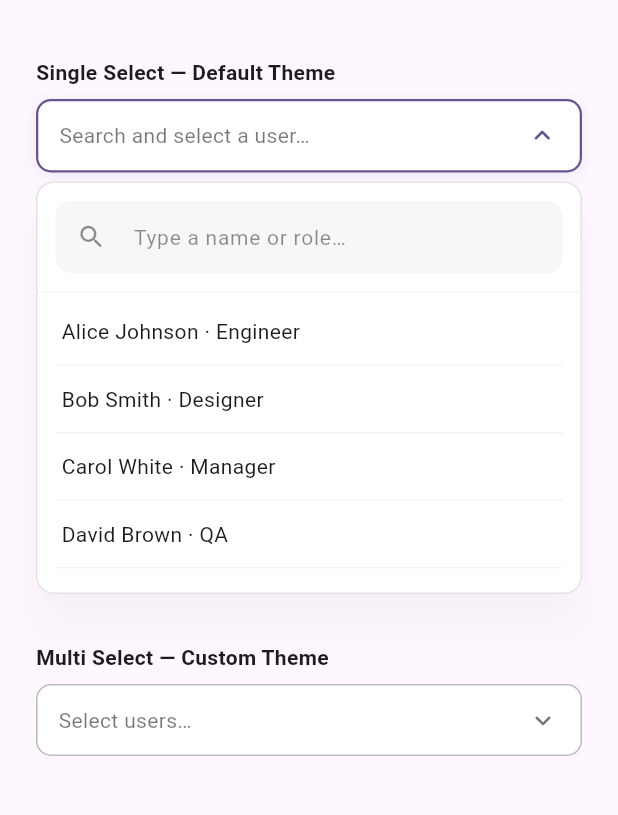
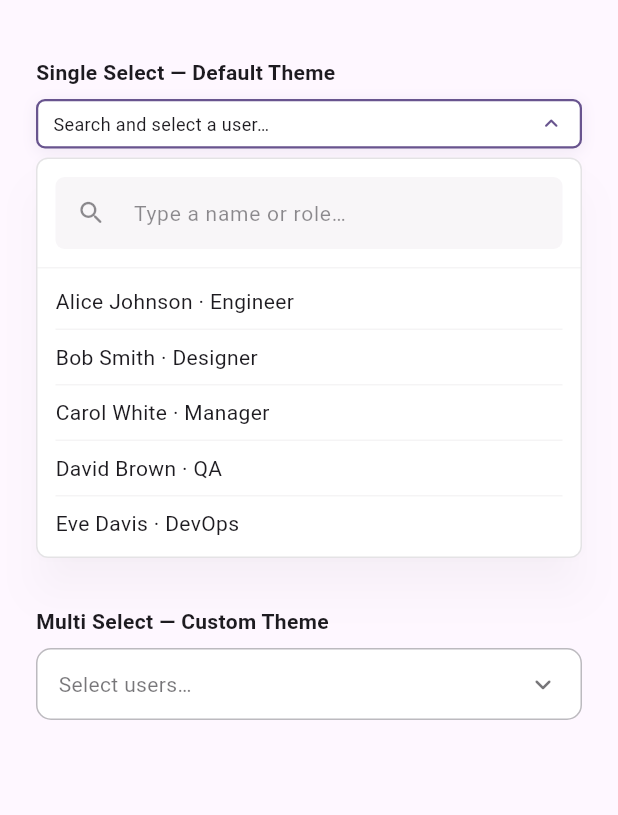
Before and after one commit to LidhinCS/dropdown_plus, a Flutter app: the screen it shows after launch, after a tap on "Search and select a user…", on a phone screen of 412 x 824 dp, the part 63-878 px from its top. Run offline on Flutter 3.47's test engine with Material 3 defaults, Android fonts, the light colour scheme and no system bars; our stand-ins replace flutter_bloc.

Commit message:
style: update package theme

````diff
--- a/example/lib/main.dart
+++ b/example/lib/main.dart
@@ -129,6 +129,7 @@
               noResultsText: 'No users found',
               loadingText: 'Loading…',
               onSearch: _singleCubit.search,
+              themeStyle: DropdownPlusThemeStyle.compact,
               onStateChange: _stateHandler,
               onSelectionChanged: (item) =>
                   setState(() => _selected = item as DropdownItem<User>),
--- a/lib/dropdown_plus_bloc.dart
+++ b/lib/dropdown_plus_bloc.dart
@@ -50,5 +50,6 @@
 
 export 'src/models/dropdown_item.dart';
 export 'src/models/dropdown_plus_theme.dart';
+export 'src/models/dropdown_plus_theme_style.dart';
 export 'src/widgets/multi_select_dropdown_plus.dart';
 export 'src/widgets/searchable_dropdown_plus.dart';
--- /dev/null
+++ b/lib/src/models/dropdown_plus_theme_style.dart
@@ -0,0 +1,200 @@
+import 'package:flutter/material.dart';
+
+import 'dropdown_plus_theme.dart';
+
+/// Predefined visual styles for [SearchableDropdownPlus] and [MultiSelectDropdownPlus].
+///
+/// Pass [themeStyle] to either widget to get an out-of-the-box look without
+/// building a custom [DropdownPlusTheme]. You can still override specific
+/// properties via [dropdownTheme] after applying a preset.
+///
+/// ## Example
+/// ```dart
+/// MultiSelectDropdownPlus<MyCubit, MyState>(
+///   themeStyle: DropdownPlusThemeStyle.minimal,
+///   cubit: myCubit,
+///   hintText: 'Select…',
+///   onSearch: myCubit.search,
+///   onStateChange: ...,
+/// )
+/// ```
+enum DropdownPlusThemeStyle {
+  /// Default Material-style look: white background, primary accents, standard radii.
+  material,
+
+  /// Light borders, subtle backgrounds, minimal visual weight.
+  minimal,
+
+  /// Large border radii and soft shadows for a rounded, card-like feel.
+  rounded,
+
+  /// Strong border, transparent or light fill; emphasis on the outline.
+  outlined,
+
+  /// Dark surfaces and light text for use in dark UIs or dark mode.
+  dark,
+
+  /// Tighter padding and smaller typography for dense layouts.
+  compact,
+}
+
+/// Provides ready-made [DropdownPlusTheme] instances for each [DropdownPlusThemeStyle].
+///
+/// Use [forStyle] to resolve a theme from an enum value. Useful when you want
+/// to apply a preset and then override a few properties:
+///
+/// ```dart
+/// dropdownTheme: DropdownPlusThemePresets.forStyle(DropdownPlusThemeStyle.dark)
+///   .copyWith(borderRadius: 16),
+/// ```
+class DropdownPlusThemePresets {
+  DropdownPlusThemePresets._();
+
+  static const Color _minimalBorder = Color(0xFFE0E0E0);
+  static const Color _minimalActive = Color(0xFF616161);
+  static const Color _outlinedBorder = Color(0xFF424242);
+  static const Color _outlinedActive = Color(0xFF1976D2);
+  static const Color _darkSurface = Color(0xFF1E1E1E);
+  static const Color _darkSurfaceVariant = Color(0xFF2D2D2D);
+  static const Color _darkBorder = Color(0xFF424242);
+  static const Color _darkAccent = Color(0xFF90CAF9);
+  static const Color _darkOnSurface = Color(0xFFE0E0E0);
+  static const Color _darkOnSurfaceMuted = Color(0xFF9E9E9E);
+
+  /// Returns the [DropdownPlusTheme] for the given [style].
+  static DropdownPlusTheme forStyle(DropdownPlusThemeStyle style) {
+    switch (style) {
+      case DropdownPlusThemeStyle.material:
+        return const DropdownPlusTheme();
+      case DropdownPlusThemeStyle.minimal:
+        return const DropdownPlusTheme(
+          backgroundColor: Colors.white,
+          borderColor: _minimalBorder,
+          activeBorderColor: _minimalActive,
+          borderWidth: 1.0,
+          activeBorderWidth: 1.0,
+          borderRadius: 8.0,
+          menuBackgroundColor: Colors.white,
+          menuBorderRadius: 8.0,
+          menuElevation: 4.0,
+          menuBorderColor: _minimalBorder,
+          searchBarBackgroundColor: Color(0xFFF5F5F5),
+          searchBarBorderRadius: 8.0,
+          dividerColor: Color(0xFFEEEEEE),
+          chipBackgroundColor: Color(0xFFF5F5F5),
+          chipBorderColor: _minimalBorder,
+          chipBorderRadius: 12.0,
+          headerBackgroundColor: Color(0xFFFAFAFA),
+          selectedItemBackgroundColor: Color(0xFFF5F5F5),
+          checkboxActiveColor: _minimalActive,
+          checkboxBorderColor: _minimalBorder,
+        );
+      case DropdownPlusThemeStyle.rounded:
+        return const DropdownPlusTheme(
+          borderRadius: 16.0,
+          menuBorderRadius: 16.0,
+          searchBarBorderRadius: 14.0,
+          chipBorderRadius: 20.0,
+          menuElevation: 16.0,
+          contentPadding: EdgeInsets.symmetric(horizontal: 18, vertical: 14),
+          itemPadding: EdgeInsets.symmetric(horizontal: 20, vertical: 16),
+        );
+      case DropdownPlusThemeStyle.outlined:
+        return const DropdownPlusTheme(
+          backgroundColor: Colors.transparent,
+          borderColor: _outlinedBorder,
+          activeBorderColor: _outlinedActive,
+          borderWidth: 2.0,
+          activeBorderWidth: 2.0,
+          borderRadius: 8.0,
+          menuBackgroundColor: Colors.white,
+          menuBorderColor: _outlinedBorder,
+          menuBorderRadius: 8.0,
+          searchBarBackgroundColor: Color(0xFFFAFAFA),
+          chipBackgroundColor: Color(0xFFE3F2FD),
+          chipBorderColor: _outlinedActive,
+          selectedItemBackgroundColor: Color(0xFFE3F2FD),
+          checkboxActiveColor: _outlinedActive,
+          checkboxBorderColor: _outlinedBorder,
+        );
+      case DropdownPlusThemeStyle.dark:
+        return const DropdownPlusTheme(
+          backgroundColor: _darkSurface,
+          borderColor: _darkBorder,
+          activeBorderColor: _darkAccent,
+          menuBackgroundColor: _darkSurfaceVariant,
+          menuBorderColor: _darkBorder,
+          searchBarBackgroundColor: Color(0xFF383838),
+          searchBarBorderRadius: 8.0,
+          hintStyle: TextStyle(
+            fontSize: 14,
+            color: _darkOnSurfaceMuted,
+            fontWeight: FontWeight.w400,
+          ),
+          searchHintStyle: TextStyle(fontSize: 14, color: _darkOnSurfaceMuted),
+          searchTextStyle: TextStyle(fontSize: 14, color: _darkOnSurface),
+          searchIconColor: _darkOnSurfaceMuted,
+          triggerTextStyle: TextStyle(
+            fontSize: 14,
+            color: _darkOnSurface,
+            fontWeight: FontWeight.w500,
+          ),
+          itemTextStyle: TextStyle(fontSize: 14, color: _darkOnSurface),
+          selectedItemTextStyle: TextStyle(
+            fontSize: 14,
+            color: _darkAccent,
+            fontWeight: FontWeight.w600,
+          ),
+          selectedItemBackgroundColor: Color(0xFF37474F),
+          dividerColor: Color(0xFF424242),
+          chipBackgroundColor: Color(0xFF37474F),
+          chipTextStyle: TextStyle(
+            fontSize: 12,
+            color: _darkAccent,
+            fontWeight: FontWeight.w500,
+          ),
+          chipBorderColor: _darkAccent,
+          chipDeleteIconColor: _darkAccent,
+          headerBackgroundColor: Color(0xFF383838),
+          selectAllTextStyle: TextStyle(
+            fontSize: 13,
+            color: _darkAccent,
+            fontWeight: FontWeight.w600,
+          ),
+          selectedCountTextStyle: TextStyle(
+            fontSize: 11,
+            fontWeight: FontWeight.w600,
+            color: _darkAccent,
+          ),
+          selectedCountBackgroundColor: Color(0xFF37474F),
+          checkboxActiveColor: _darkAccent,
+          checkboxBorderColor: _darkOnSurfaceMuted,
+          loadingIndicatorColor: _darkAccent,
+          noResultsTextStyle: TextStyle(
+            fontSize: 14,
+            color: _darkOnSurfaceMuted,
+            fontWeight: FontWeight.w500,
+          ),
+          noResultsIconColor: _darkOnSurfaceMuted,
+          loadingTextStyle: TextStyle(fontSize: 13, color: _darkOnSurfaceMuted),
+          arrowIconColor: _darkOnSurfaceMuted,
+        );
+      case DropdownPlusThemeStyle.compact:
+        return const DropdownPlusTheme(
+          borderRadius: 6.0,
+          menuBorderRadius: 8.0,
+          searchBarBorderRadius: 6.0,
+          chipBorderRadius: 10.0,
+          contentPadding: EdgeInsets.symmetric(horizontal: 10, vertical: 6),
+          itemPadding: EdgeInsets.symmetric(horizontal: 12, vertical: 8),
+          checkboxSize: 18.0,
+          arrowIconSize: 18.0,
+          chipDeleteIconSize: 12.0,
+          hintStyle: TextStyle(
+            fontSize: 12,
+            fontWeight: FontWeight.w400,
+          ),
+        );
+    }
+  }
+}
--- a/lib/src/widgets/multi_select_dropdown_plus.dart
+++ b/lib/src/widgets/multi_select_dropdown_plus.dart
@@ -3,6 +3,7 @@
 
 import '../models/dropdown_item.dart';
 import '../models/dropdown_plus_theme.dart';
+import '../models/dropdown_plus_theme_style.dart';
 
 /// A multi-select dropdown that integrates with any BLoC/Cubit.
 ///
@@ -17,7 +18,7 @@
 /// - Real-time search via [onSearch]
 /// - Offline caching with client-side fallback filtering
 /// - Controlled mode via [selectedItems]
-/// - Full visual customisation via [dropdownTheme]
+/// - Full visual customisation via [dropdownTheme] or preset [themeStyle]
 /// - Custom item & chip builders
 ///
 /// ## Basic Usage
@@ -56,6 +57,7 @@
     this.needInitialFetch = false,
     this.maxDisplayChips = 2,
     this.dropdownTheme,
+    this.themeStyle,
     this.itemBuilder,
     this.selectedItemBuilder,
     this.buttonHeight,
@@ -100,8 +102,13 @@
   /// Maximum chips shown before "+N more" overflow. Default: `2`.
   final int maxDisplayChips;
 
-  /// Visual customisation.
+  /// Visual customisation. When null, [themeStyle] is used if set.
   final DropdownPlusTheme? dropdownTheme;
+
+  /// Preset theme style. Ignored when [dropdownTheme] is non-null.
+  /// Use for out-of-the-box looks: [DropdownPlusThemeStyle.minimal],
+  /// [DropdownPlusThemeStyle.dark], etc.
+  final DropdownPlusThemeStyle? themeStyle;
 
   /// Override item row rendering.
   final Widget Function(DropdownItem<dynamic> item, bool isSelected)?
@@ -124,6 +131,12 @@
   State<MultiSelectDropdownPlus<C, S>> createState() =>
       _MultiSelectDropdownPlusState<C, S>();
 }
+
+/// Conservative height for trigger + top gap so panel can stay within parent.
+const double _triggerAndGapEstimate = 70.0;
+
+/// Minimum panel height so the list area remains usable when space is tight.
+const double _minPanelHeight = 120.0;
 
 class _MultiSelectDropdownPlusState<C extends StateStreamableSource<S>, S>
     extends State<MultiSelectDropdownPlus<C, S>> {
@@ -211,7 +224,11 @@
 
   @override
   Widget build(BuildContext context) {
-    final t = widget.dropdownTheme ?? const DropdownPlusTheme();
+    final t = widget.dropdownTheme ??
+        (widget.themeStyle != null
+            ? DropdownPlusThemePresets.forStyle(widget.themeStyle!)
+            : null) ??
+        const DropdownPlusTheme();
     final cs = Theme.of(context).colorScheme;
 
     final borderCol = t.borderColor ?? cs.outline.withOpacity(0.5);
@@ -227,13 +244,22 @@
       child: BlocListener<C, S>(
         bloc: widget.cubit,
         listener: (_, state) => _onBlocState(state),
-        child: Column(
-          crossAxisAlignment: CrossAxisAlignment.stretch,
-          mainAxisSize: MainAxisSize.min,
-          children: [
-            _buildTrigger(t, cs, borderCol, activeBorderCol, loadCol, arrowCol),
-            _buildPanel(t, cs, divCol, loadCol),
-          ],
+        child: LayoutBuilder(
+          builder: (context, constraints) {
+            final panelMax = constraints.hasBoundedHeight
+                ? (constraints.maxHeight - _triggerAndGapEstimate)
+                    .clamp(_minPanelHeight, t.menuMaxHeight)
+                : t.menuMaxHeight;
+            return Column(
+              crossAxisAlignment: CrossAxisAlignment.stretch,
+              mainAxisSize: MainAxisSize.min,
+              children: [
+                _buildTrigger(
+                    t, cs, borderCol, activeBorderCol, loadCol, arrowCol),
+                _buildPanel(t, cs, divCol, loadCol, panelMax),
+              ],
+            );
+          },
         ),
       ),
     );
@@ -335,6 +361,7 @@
     ColorScheme cs,
     Color divCol,
     Color loadCol,
+    double panelMaxHeight,
   ) {
     return AnimatedSize(
       duration: const Duration(milliseconds: 200),
@@ -348,7 +375,7 @@
                 borderRadius: BorderRadius.circular(t.menuBorderRadius),
                 color: t.menuBackgroundColor ?? Colors.white,
                 child: Container(
-                  constraints: BoxConstraints(maxHeight: t.menuMaxHeight),
+                  constraints: BoxConstraints(maxHeight: panelMaxHeight),
                   decoration: BoxDecoration(
                     borderRadius: BorderRadius.circular(t.menuBorderRadius),
                     border: Border.all(
@@ -356,7 +383,7 @@
                     ),
                   ),
                   child: Column(
-                    mainAxisSize: MainAxisSize.min,
+                    mainAxisSize: MainAxisSize.max,
                     children: [
                       _buildSearchBar(t, cs),
                       Divider(height: 1, thickness: 1, color: divCol),
--- a/lib/src/widgets/searchable_dropdown_plus.dart
+++ b/lib/src/widgets/searchable_dropdown_plus.dart
@@ -3,6 +3,7 @@
 
 import '../models/dropdown_item.dart';
 import '../models/dropdown_plus_theme.dart';
+import '../models/dropdown_plus_theme_style.dart';
 
 /// A single-select searchable dropdown that integrates with any BLoC/Cubit.
 ///
@@ -14,7 +15,7 @@
 /// - Real-time search via [onSearch]
 /// - Offline caching: falls back to client-side filtering when no internet
 /// - Controlled-mode support via [selectedValue] (useful for QR scan, form reset, etc.)
-/// - Full visual customisation via [dropdownTheme]
+/// - Full visual customisation via [dropdownTheme] or preset [themeStyle]
 /// - Custom item & selected-value builders
 ///
 /// ## Basic Usage
@@ -60,6 +61,7 @@
     this.loadingText,
     this.needInitialFetch = false,
     this.dropdownTheme,
+    this.themeStyle,
     this.itemBuilder,
     this.selectedValueBuilder,
     this.checkInternetConnection,
@@ -112,8 +114,13 @@
   /// If `true`, [onSearch] is called with an empty string on widget mount.
   final bool needInitialFetch;
 
-  /// Visual customisation. Falls back to [Theme] values when `null`.
+  /// Visual customisation. When null, [themeStyle] is used if set.
   final DropdownPlusTheme? dropdownTheme;
+
+  /// Preset theme style. Ignored when [dropdownTheme] is non-null.
+  /// Use for out-of-the-box looks: [DropdownPlusThemeStyle.minimal],
+  /// [DropdownPlusThemeStyle.dark], etc.
+  final DropdownPlusThemeStyle? themeStyle;
 
   /// Override the item row rendering.
   final Widget Function(DropdownItem<dynamic> item, bool isSelected)?
@@ -206,7 +213,11 @@
 
   @override
   Widget build(BuildContext context) {
-    final t = widget.dropdownTheme ?? const DropdownPlusTheme();
+    final t = widget.dropdownTheme ??
+        (widget.themeStyle != null
+            ? DropdownPlusThemePresets.forStyle(widget.themeStyle!)
+            : null) ??
+        const DropdownPlusTheme();
     final cs = Theme.of(context).colorScheme;
 
     final borderCol = t.borderColor ?? cs.outline.withOpacity(0.5);
--- a/pubspec.yaml
+++ b/pubspec.yaml
@@ -4,9 +4,9 @@
   Supports single-select searchable dropdown and multi-select dropdown with
   real-time search, offline caching, and full theme customization.
 version: 0.1.1
-homepage: https://github.com/yourusername/dropdown_plus
-repository: https://github.com/yourusername/dropdown_plus
-issue_tracker: https://github.com/yourusername/dropdown_plus/issues
+homepage: https://github.com/LidhinCS/dropdown_plus
+repository: https://github.com/LidhinCS/dropdown_plus
+issue_tracker: https://github.com/LidhinCS/dropdown_plus/issues
 
 environment:
   sdk: ">=3.0.0 <4.0.0"
````
Also changed, not shown: example/analysis_options.yaml (added, +28 -0 lines), example/pubspec.lock, 126 other files.
